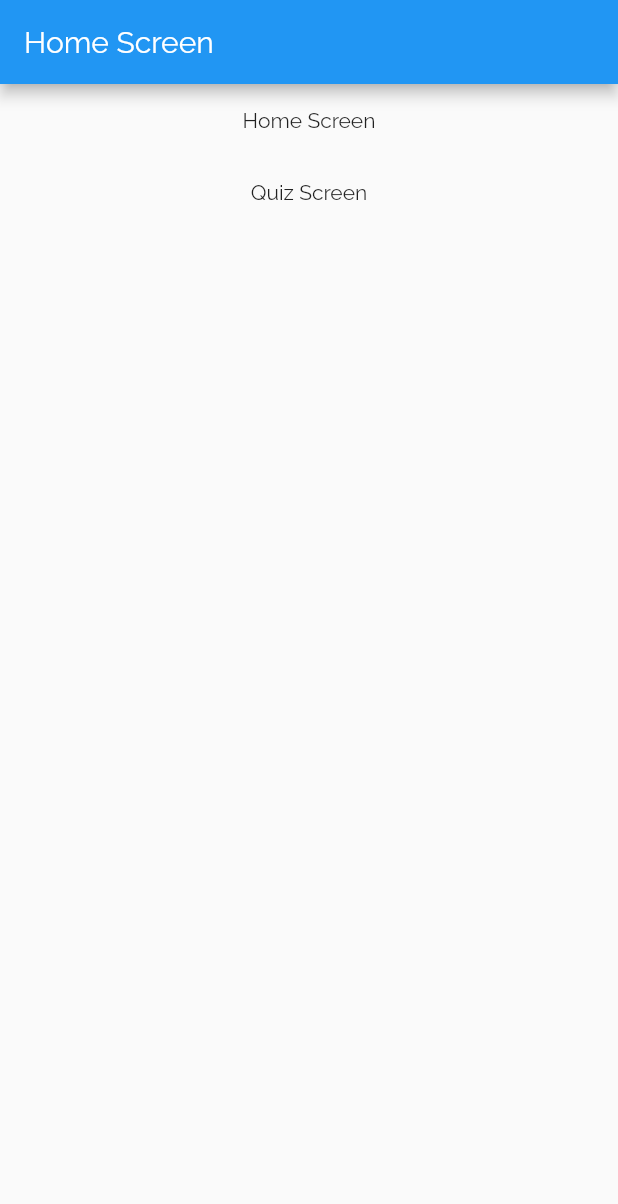
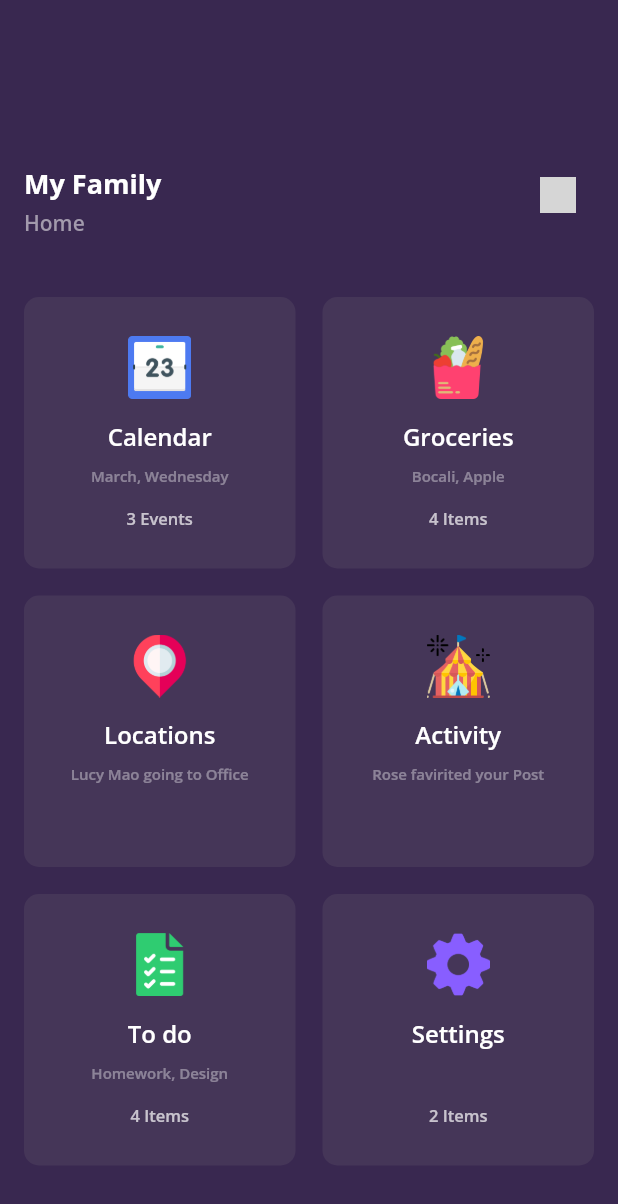
Before and after one commit to ArerehRaj/Mental-Health-Tracker, a Flutter app: the screen it shows once a user with an empty profile is signed in, on a phone screen of 412 x 824 dp. Shown: the top 1204 px of the screen. Run offline on Flutter 3.47's test engine with Material 2 defaults, Android fonts, the phone set to English and light mode, and no system bars; our stand-ins replace cloud_firestore, firebase_auth, firebase_core, firebase_storage, flutter_svg, get and 1 more; accounts and stored records are empty; grey boxes are pictures that could not be loaded.

Commit message:
Worked a bit on home screen UI and getX in lab

```diff
--- a/lib/constants.dart
+++ b/lib/constants.dart
@@ -3,7 +3,7 @@ import 'package:flutter/material.dart';
 const kSecondaryColor = Color(0xFF8B94BC);
 const kGreenColor = Color(0xFF6AC259);
 const kRedColor = Color(0xFFE92E30);
-const kGrayColor = Color(0xFFC1C1C1);
+const kGrayColor = Color.fromARGB(255, 80, 80, 80);
 const kBlackColor = Color(0xFF101010);
 const kPrimaryGradient = LinearGradient(
   colors: [Color(0xFF46A0AE), Color(0xFF00FFCB)],
--- a/lib/controllers/question_controller.dart
+++ b/lib/controllers/question_controller.dart
@@ -87,12 +87,14 @@ class QuestionController extends GetxController
 
     // Once user select an ans after 3s it will go to the next qn
     Future.delayed(Duration(seconds: 3), () {
+      print('1');
       nextQuestion();
     });
   }
 
   void nextQuestion() {
     if (_questionNumber.value != _questions.length) {
+      print('2');
       _isAnswered = false;
       _pageController.nextPage(
           duration: Duration(milliseconds: 250), curve: Curves.ease);
@@ -105,7 +107,8 @@ class QuestionController extends GetxController
       _animationController.forward().whenComplete(nextQuestion);
     } else {
       // Get package provide us simple way to naviigate another page
-      Get.to(ScoreScreen());
+      print('3');
+      Get.to(() => ScoreScreen());
     }
   }
 
--- a/lib/main.dart
+++ b/lib/main.dart
@@ -2,6 +2,7 @@ import 'package:flutter/material.dart';
 
 import 'package:firebase_core/firebase_core.dart';
 import 'package:firebase_auth/firebase_auth.dart';
+import 'package:get/get_navigation/src/root/get_material_app.dart';
 import 'package:mental_health_tracker_app/screens/quiz/quiz_screen.dart';
 
 import './screens/auth_selection_screen.dart';
@@ -18,7 +19,7 @@ void main() async {
 class MyApp extends StatelessWidget {
   @override
   Widget build(BuildContext context) {
-    return MaterialApp(
+    return GetMaterialApp(
       title: 'Mental Health Tracker',
       home: StreamBuilder(
         stream: FirebaseAuth.instance.authStateChanges(),
--- a/lib/screens/home_screen.dart
+++ b/lib/screens/home_screen.dart
@@ -1,37 +1,69 @@
 import 'package:firebase_auth/firebase_auth.dart';
 import 'package:flutter/material.dart';
 import 'package:get/get.dart';
+import 'package:google_fonts/google_fonts.dart';
 import 'package:mental_health_tracker_app/screens/quiz/quiz_screen.dart';
 
-class HomeScreen extends StatelessWidget {
+import '../widgets/grid_dashboard.dart';
+
+class HomeScreen extends StatefulWidget {
   const HomeScreen({Key? key}) : super(key: key);
 
   static const routeName = '/home-screen';
 
   @override
+  State<HomeScreen> createState() => _HomeScreenState();
+}
+
+class _HomeScreenState extends State<HomeScreen> {
+  @override
   Widget build(BuildContext context) {
     return Scaffold(
-      appBar: AppBar(
-        title: const Text('Home Screen'),
-      ),
-      body: Center(
-        child: Column(
-          children: [
-            FlatButton(
-              onPressed: () {
-                print('fsd');
-                FirebaseAuth.instance.signOut();
-              },
-              child: const Text('Home Screen'),
+      backgroundColor: Color(0xff392850),
+      body: Column(
+        children: <Widget>[
+          SizedBox(height: 110),
+          Padding(
+            padding: EdgeInsets.only(left: 16, right: 16),
+            child: Row(
+              mainAxisAlignment: MainAxisAlignment.spaceBetween,
+              children: <Widget>[
+                Column(
+                  crossAxisAlignment: CrossAxisAlignment.start,
+                  children: <Widget>[
+                    Text(
+                      "My Family",
+                      style: GoogleFonts.openSans(
+                        textStyle: TextStyle(
+                            color: Colors.white,
+                            fontSize: 18,
+                            fontWeight: FontWeight.bold),
+                      ),
+                    ),
+                    SizedBox(height: 4),
+                    Text(
+                      "Home",
+                      style: GoogleFonts.openSans(
+                        textStyle: TextStyle(
+                            color: Color(0xffa29aac),
+                            fontSize: 14,
+                            fontWeight: FontWeight.w600),
+                      ),
+                    ),
+                  ],
+                ),
+                IconButton(
+                  onPressed: () {},
+                  alignment: Alignment.topCenter,
+                  icon: Image.asset("images/notification.png", width: 24),
+                )
+              ],
             ),
-            FlatButton(
-              onPressed: () {
-                Navigator.of(context).pushNamed(QuizScreen.routeName);
-              },
-              child: const Text('Quiz Screen'),
-            ),
-          ],
-        ),
+          ),
+          SizedBox(height: 40),
+          //TODO Grid Dashboard
+          GridDashboard()
+        ],
       ),
     );
   }
--- a/lib/screens/login_screen.dart
+++ b/lib/screens/login_screen.dart
@@ -117,7 +117,7 @@ class _LoginScreenState extends State<LoginScreen> {
                               padding: const EdgeInsets.symmetric(vertical: 10),
                               child: TextFormField(
                                 style: kBodyText.copyWith(
-                                  color: Colors.white,
+                                  color: Color.fromARGB(255, 82, 82, 82),
                                 ),
                                 obscureText: isPasswordVisible,
                                 keyboardType: TextInputType.text,
@@ -164,7 +164,7 @@ class _LoginScreenState extends State<LoginScreen> {
                                   ),
                                   focusedBorder: OutlineInputBorder(
                                     borderSide: const BorderSide(
-                                      color: Colors.white,
+                                      color: Color.fromARGB(255, 95, 95, 95),
                                       width: 1,
                                     ),
                                     borderRadius: BorderRadius.circular(18),
--- /dev/null
+++ b/lib/widgets/grid_dashboard.dart
@@ -0,0 +1,125 @@
+import 'package:firebase_auth/firebase_auth.dart';
+import 'package:flutter/material.dart';
+import 'package:get/get.dart';
+
+import 'package:google_fonts/google_fonts.dart';
+import 'package:mental_health_tracker_app/screens/quiz/quiz_screen.dart';
+
+class GridDashboard extends StatelessWidget {
+  Items item1 = new Items(
+      title: "Calendar",
+      subtitle: "March, Wednesday",
+      event: "3 Events",
+      img: "assets/images/calendar.png");
+
+  Items item2 = new Items(
+    title: "Groceries",
+    subtitle: "Bocali, Apple",
+    event: "4 Items",
+    img: "assets/images/food.png",
+  );
+  Items item3 = new Items(
+    title: "Locations",
+    subtitle: "Lucy Mao going to Office",
+    event: "",
+    img: "assets/images/map.png",
+  );
+  Items item4 = new Items(
+    title: "Activity",
+    subtitle: "Rose favirited your Post",
+    event: "",
+    img: "assets/images/festival.png",
+  );
+  Items item5 = new Items(
+    title: "To do",
+    subtitle: "Homework, Design",
+    event: "4 Items",
+    img: "assets/images/todo.png",
+  );
+  Items item6 = new Items(
+    title: "Settings",
+    subtitle: "",
+    event: "2 Items",
+    img: "assets/images/setting.png",
+  );
+
+  @override
+  Widget build(BuildContext context) {
+    List<Items> myList = [item1, item2, item3, item4, item5, item6];
+    var color = 0xff453658;
+    return Flexible(
+      child: GridView.count(
+        childAspectRatio: 1.0,
+        padding: EdgeInsets.only(left: 16, right: 16),
+        crossAxisCount: 2,
+        crossAxisSpacing: 18,
+        mainAxisSpacing: 18,
+        children: myList.map((data) {
+          return GestureDetector(
+            onTap: () {
+              // FirebaseAuth.instance.signOut();
+              Get.to(() => QuizScreen());
+            },
+            child: Container(
+              decoration: BoxDecoration(
+                color: Color(color),
+                borderRadius: BorderRadius.circular(10),
+              ),
+              child: Column(
+                mainAxisAlignment: MainAxisAlignment.center,
+                children: <Widget>[
+                  Image.asset(data.img, width: 42),
+                  SizedBox(height: 14),
+                  Text(
+                    data.title,
+                    style: GoogleFonts.openSans(
+                      textStyle: TextStyle(
+                        color: Colors.white,
+                        fontSize: 16,
+                        fontWeight: FontWeight.w600,
+                      ),
+                    ),
+                  ),
+                  SizedBox(height: 8),
+                  Text(
+                    data.subtitle,
+                    style: GoogleFonts.openSans(
+                      textStyle: TextStyle(
+                        color: Colors.white38,
+                        fontSize: 10,
+                        fontWeight: FontWeight.w600,
+                      ),
+                    ),
+                  ),
+                  SizedBox(height: 14),
+                  Text(
+                    data.event,
+                    style: GoogleFonts.openSans(
+                      textStyle: TextStyle(
+                        color: Colors.white70,
+                        fontSize: 11,
+                        fontWeight: FontWeight.w600,
+                      ),
+                    ),
+                  ),
+                ],
+              ),
+            ),
+          );
+        }).toList(),
+      ),
+    );
+  }
+}
+
+class Items {
+  String title;
+  String subtitle;
+  String event;
+  String img;
+  Items(
+      {required this.title,
+      required this.subtitle,
+      required this.event,
+      required this.img});
+}
```
Also changed, not shown: pubspec.yaml (+8 -0 lines), assets/images/calendar.png (added), assets/images/festival.png (added), assets/images/food.png (added), assets/images/map.png (added), assets/images/notification.png (added), assets/images/setting.png (added), assets/images/todo.png (added), pubspec.lock.
